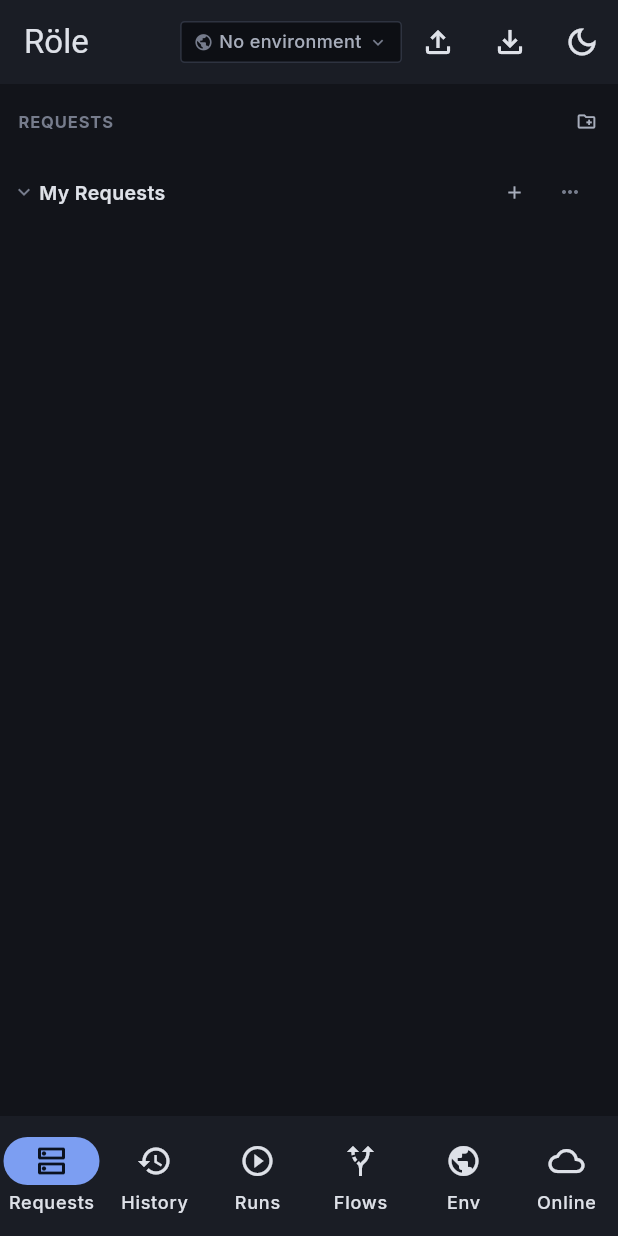
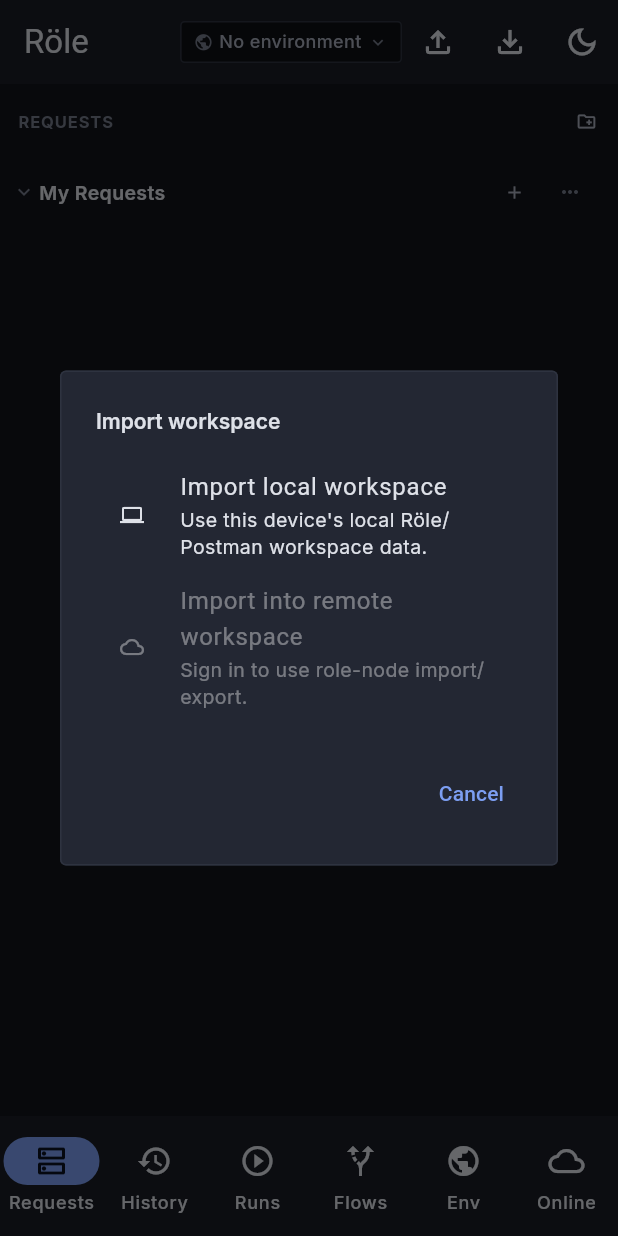
Before and after one commit to role-suite/role-client, a Flutter app: the screen it shows after launch, after a tap on the "file upload" icon, on a phone screen of 412 x 824 dp. Run offline on Flutter 3.47's test engine with Material 3 defaults, Android fonts, the phone set to English and light mode, and no system bars; our stand-ins replace dio, file_picker, flutter_html, flutter_riverpod, flutter_secure_storage, shared_preferences.

Commit message:
feat(import-export): choose local or remote target

```diff
--- a/lib/ui/shell/app_shell.dart
+++ b/lib/ui/shell/app_shell.dart
@@ -48,7 +48,7 @@
       backgroundColor: colors.bg,
       body: Column(
         children: [
-          TopBar(onImport: () => runImportWorkspace(context, ref), onExport: () => runExportWorkspace(context, ref)),
+          TopBar(onImport: () => runImportWorkspaceChoice(context, ref), onExport: () => runExportWorkspaceChoice(context, ref)),
           Expanded(
             child: Row(
               crossAxisAlignment: CrossAxisAlignment.stretch,
--- a/lib/ui/shell/import_export_actions.dart
+++ b/lib/ui/shell/import_export_actions.dart
@@ -3,10 +3,85 @@
 
 import '../../core/io/workspace_io.dart';
 import '../../core/models/workspace_bundle.dart';
+import '../../core/remote/auth/auth_state.dart';
+import '../../core/remote/workspace_permissions.dart';
 import '../../core/utils/iterable_ext.dart';
+import '../../state/auth_notifier.dart';
 import '../../state/environments_notifier.dart';
 import '../../state/workspace_notifier.dart';
+import '../remote_error.dart';
+import '../workspace/workspace_import_export_actions.dart';
 import 'import_export_dialogs.dart';
+
+enum _ImportExportTarget { local, remote }
+
+Future<void> runImportWorkspaceChoice(BuildContext context, WidgetRef ref) async {
+  final target = await _chooseImportExportTarget(context, ref, action: 'Import');
+  if (target == null || !context.mounted) return;
+
+  switch (target) {
+    case _ImportExportTarget.local:
+      await runImportWorkspace(context, ref);
+    case _ImportExportTarget.remote:
+      final auth = ref.read(authNotifierProvider);
+      if (auth is! AuthSignedIn) return;
+      await runImportRemoteWorkspace(context, ref, workspaceId: auth.activeWorkspaceId, workspaceName: auth.activeWorkspace.name);
+  }
+}
+
+Future<void> runExportWorkspaceChoice(BuildContext context, WidgetRef ref) async {
+  final target = await _chooseImportExportTarget(context, ref, action: 'Export');
+  if (target == null || !context.mounted) return;
+
+  switch (target) {
+    case _ImportExportTarget.local:
+      await runExportWorkspace(context, ref);
+    case _ImportExportTarget.remote:
+      final auth = ref.read(authNotifierProvider);
+      if (auth is! AuthSignedIn) return;
+      await runExportRemoteWorkspace(context, ref, workspaceId: auth.activeWorkspaceId, workspaceName: auth.activeWorkspace.name);
+  }
+}
+
+Future<_ImportExportTarget?> _chooseImportExportTarget(BuildContext context, WidgetRef ref, {required String action}) {
+  final auth = ref.read(authNotifierProvider);
+  final signedIn = auth is AuthSignedIn;
+  final canUseRemote = signedIn && canWriteRemoteWorkspaceRole(auth.activeWorkspace.role);
+  final remoteSubtitle = !signedIn
+      ? 'Sign in to use role-node import/export.'
+      : canUseRemote
+      ? '${auth.activeWorkspace.name} (${auth.activeWorkspace.role})'
+      : remoteWorkspaceReadOnlyMessage;
+
+  return showDialog<_ImportExportTarget>(
+    context: context,
+    builder: (dialogContext) => AlertDialog(
+      title: Text('$action workspace'),
+      content: SizedBox(
+        width: 380,
+        child: Column(
+          mainAxisSize: MainAxisSize.min,
+          children: [
+            ListTile(
+              leading: const Icon(Icons.computer_outlined),
+              title: Text('$action local workspace'),
+              subtitle: const Text('Use this device\'s local Röle/Postman workspace data.'),
+              onTap: () => Navigator.of(dialogContext).pop(_ImportExportTarget.local),
+            ),
+            ListTile(
+              enabled: canUseRemote,
+              leading: const Icon(Icons.cloud_outlined),
+              title: Text(action == 'Import' ? 'Import into remote workspace' : 'Export remote workspace'),
+              subtitle: Text(remoteSubtitle),
+              onTap: canUseRemote ? () => Navigator.of(dialogContext).pop(_ImportExportTarget.remote) : null,
+            ),
+          ],
+        ),
+      ),
+      actions: [TextButton(onPressed: () => Navigator.of(dialogContext).pop(), child: const Text('Cancel'))],
+    ),
+  );
+}
 
 Future<void> runExportWorkspace(BuildContext context, WidgetRef ref) async {
   final workspace = ref.read(workspaceProvider).value;
@@ -18,7 +93,7 @@
 
   final path = await WorkspaceIo.exportToFile(json);
   if (!context.mounted) return;
-  ScaffoldMessenger.of(context).showSnackBar(SnackBar(content: Text(path != null ? 'Exported workspace to $path' : 'Export cancelled')));
+  ScaffoldMessenger.of(context).showSnackBar(SnackBar(content: Text(path != null ? 'Exported local workspace to $path' : 'Local export cancelled')));
 }
 
 const _skip = '__skip__';
@@ -29,13 +104,13 @@
     data = await WorkspaceIo.pickAndParse();
   } catch (error) {
     if (!context.mounted) return;
-    ScaffoldMessenger.of(context).showSnackBar(SnackBar(content: Text('Import failed: $error')));
+    showRemoteErrorSnackBar(context, 'Import failed', error);
     return;
   }
   if (data == null) return;
   if (data.collections.isEmpty && data.environments.isEmpty) {
     if (!context.mounted) return;
-    ScaffoldMessenger.of(context).showSnackBar(const SnackBar(content: Text('That file is not a Röle or Postman export Röle understands.')));
+    ScaffoldMessenger.of(context).showSnackBar(const SnackBar(content: Text('That file is not a local Röle or Postman export Röle understands.')));
     return;
   }
 
@@ -84,5 +159,5 @@
   }
 
   if (!context.mounted) return;
-  ScaffoldMessenger.of(context).showSnackBar(const SnackBar(content: Text('Import complete')));
+  ScaffoldMessenger.of(context).showSnackBar(const SnackBar(content: Text('Local import complete')));
 }
--- a/lib/ui/shell/mobile_shell.dart
+++ b/lib/ui/shell/mobile_shell.dart
@@ -77,8 +77,16 @@
         elevation: 0,
         actions: [
           const EnvironmentSwitcher(),
-          IconButton(icon: const Icon(Icons.file_upload_outlined), tooltip: 'Import', onPressed: () => runImportWorkspace(context, ref)),
-          IconButton(icon: const Icon(Icons.file_download_outlined), tooltip: 'Export', onPressed: () => runExportWorkspace(context, ref)),
+          IconButton(
+            icon: const Icon(Icons.file_upload_outlined),
+            tooltip: 'Import workspace',
+            onPressed: () => runImportWorkspaceChoice(context, ref),
+          ),
+          IconButton(
+            icon: const Icon(Icons.file_download_outlined),
+            tooltip: 'Export workspace',
+            onPressed: () => runExportWorkspaceChoice(context, ref),
+          ),
           IconButton(
             icon: Icon(themeModeIcon(themeMode)),
             tooltip: 'Theme: ${themeMode.name}',
--- a/lib/ui/workspace/workspace_import_export_actions.dart
+++ b/lib/ui/workspace/workspace_import_export_actions.dart
@@ -5,8 +5,8 @@
 import 'package:flutter_riverpod/flutter_riverpod.dart';
 
 import '../../core/io/workspace_io.dart';
-import '../../core/remote/remote_api_exception.dart';
 import '../../core/remote/workspace/workspace_import_export_service.dart';
+import '../remote_error.dart';
 import '../widgets/widgets.dart';
 
 /// role-node's own import/export (§8 of docs/08-ONLINE-MODE-INTEGRATION.md),
@@ -25,10 +25,12 @@
     final fileName = '${_sanitizeFileName(workspaceName)}-export.json';
     final path = await WorkspaceIo.exportToFile(json, fileName: fileName);
     if (!context.mounted) return;
-    ScaffoldMessenger.of(context).showSnackBar(SnackBar(content: Text(path != null ? 'Exported "$workspaceName" to $path' : 'Export cancelled')));
+    ScaffoldMessenger.of(
+      context,
+    ).showSnackBar(SnackBar(content: Text(path != null ? 'Exported remote workspace "$workspaceName" to $path' : 'Remote export cancelled')));
   } catch (error) {
     if (!context.mounted) return;
-    ScaffoldMessenger.of(context).showSnackBar(SnackBar(content: Text('Export failed: ${_messageFor(error)}')));
+    showRemoteErrorSnackBar(context, 'Export failed', error);
   }
 }
 
@@ -57,14 +59,14 @@
   final confirmed = await showDialog<bool>(
     context: context,
     builder: (dialogContext) => AlertDialog(
-      title: const Text('Import into workspace?'),
+      title: const Text('Import into remote workspace?'),
       content: Text(
         'Import $collectionCount collection(s) and $environmentCount environment(s) into "$workspaceName"? '
-        "This runs as one all-or-nothing operation on role-node and can't be partially undone.",
+        "This writes to the remote role-node workspace as one all-or-nothing operation and can't be partially undone.",
       ),
       actions: [
         TextButton(onPressed: () => Navigator.of(dialogContext).pop(false), child: const Text('Cancel')),
-        AppButton(label: 'Import', variant: AppButtonVariant.primary, onPressed: () => Navigator.of(dialogContext).pop(true)),
+        AppButton(label: 'Import into remote workspace', variant: AppButtonVariant.primary, onPressed: () => Navigator.of(dialogContext).pop(true)),
       ],
     ),
   );
@@ -83,10 +85,8 @@
     );
   } catch (error) {
     if (!context.mounted) return;
-    ScaffoldMessenger.of(context).showSnackBar(SnackBar(content: Text('Import failed: ${_messageFor(error)}')));
+    showRemoteErrorSnackBar(context, 'Import failed', error);
   }
 }
 
-String _messageFor(Object error) => error is RemoteApiException ? error.message : error.toString();
-
 String _sanitizeFileName(String name) => name.replaceAll(RegExp(r'[^A-Za-z0-9-_ ]'), '_');
```
Also changed, not shown: lib/ui/workspace/workspace_dialog.dart (+7 -29 lines).
